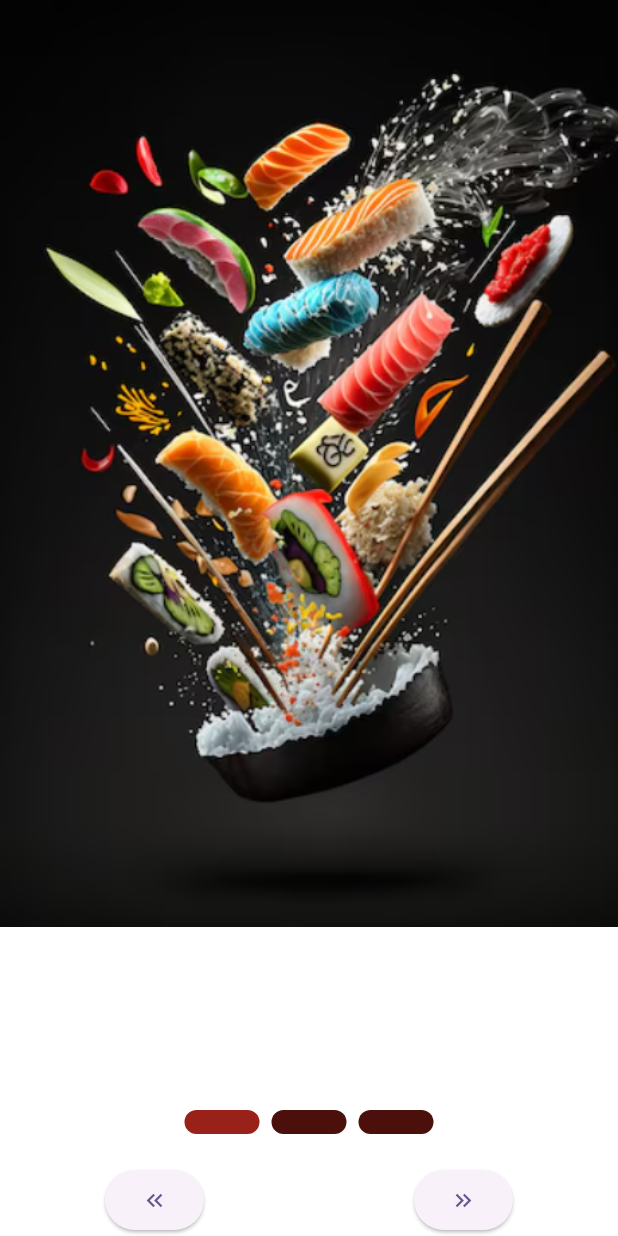
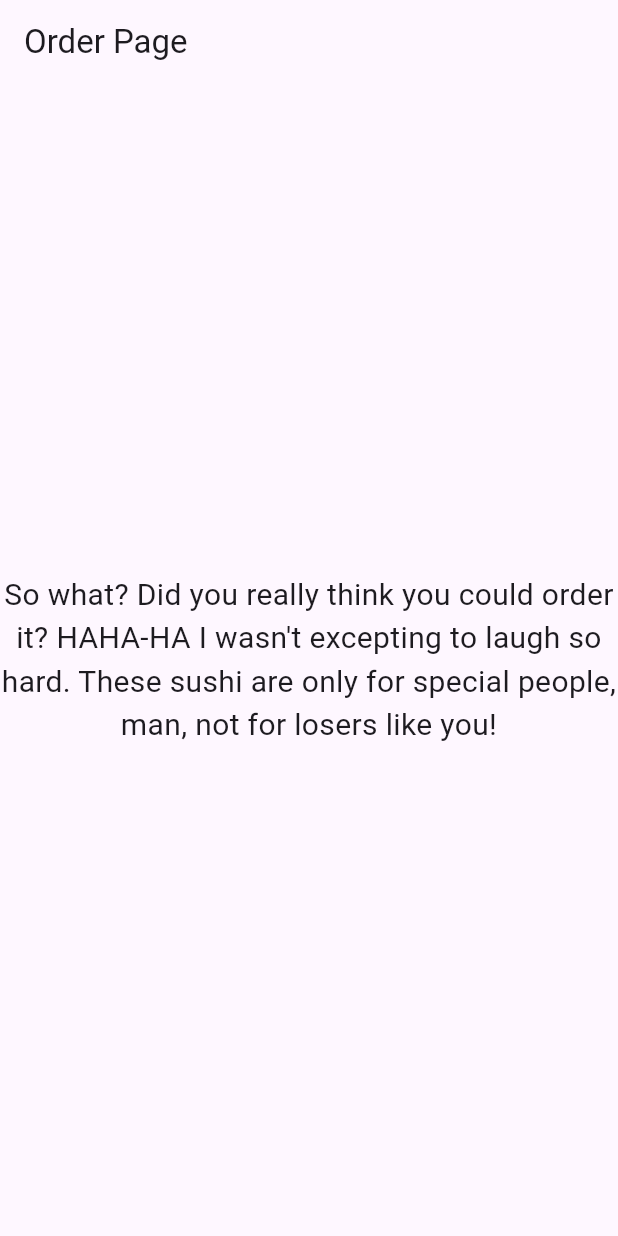
Before and after one commit to sadiqaliyev01/task_onboard_splash, a Flutter app: the screen it shows after launch, after a tap on the "keyboard double arrow left" icon, on a phone screen of 412 x 824 dp. Run offline on Flutter 3.47's test engine with Material 3 defaults, Android fonts, the phone set to English and light mode, and no system bars; drawn by our look-alikes of smooth_page_indicator; our stand-ins replace animate_do, shared_preferences.

Commit message:
Order Page and shared preferences are added

```diff
--- a/lib/app.dart
+++ b/lib/app.dart
@@ -1,8 +1,29 @@
 import 'package:flutter/material.dart';
-import 'package:task_onboard_splash/pages/splash_page.dart';
+import 'package:shared_preferences/shared_preferences.dart';
+import 'package:task_onboard_splash/pages/onboard_page.dart';
+import 'package:task_onboard_splash/pages/order_page.dart';
 
-class MyApp extends StatelessWidget {
+class MyApp extends StatefulWidget {
   const MyApp({super.key});
+
+  @override
+  State<MyApp> createState() => _MyAppState();
+}
+
+class _MyAppState extends State<MyApp> {
+  bool? isOrder;
+
+  void getInstance() async {
+    SharedPreferences prefs = await SharedPreferences.getInstance();
+    isOrder = prefs.getBool("Order");
+    setState(() {});
+  }
+
+  @override
+  void initState(){
+    super.initState();
+    getInstance();
+  }
 
   @override
   Widget build(BuildContext context) {
@@ -12,7 +33,7 @@ class MyApp extends StatelessWidget {
         colorScheme: ColorScheme.fromSeed(seedColor: Colors.deepPurple),
         useMaterial3: true,
       ),
-      home: const SplashPage(),
+      home: isOrder == true ? const OrderPage(): const OnboardPage(),
       debugShowCheckedModeBanner: false,
     );
   }
--- a/lib/pages/onboard_page.dart
+++ b/lib/pages/onboard_page.dart
@@ -1,20 +1,22 @@
 import 'package:animate_do/animate_do.dart';
 import 'package:flutter/material.dart';
+import 'package:shared_preferences/shared_preferences.dart';
 import 'package:smooth_page_indicator/smooth_page_indicator.dart';
 import 'package:task_onboard_splash/constants/colors/color_constants.dart';
 import 'package:task_onboard_splash/constants/onboard_buttons/custom_buttons.dart';
 import 'package:task_onboard_splash/constants/texts/text_and_style/onboard_description_and_style.dart';
 import 'package:task_onboard_splash/constants/texts/text_and_style/onboard_title_and_style.dart';
 import 'package:task_onboard_splash/onboard_model/onboard_model.dart';
+import 'package:task_onboard_splash/pages/order_page.dart';
 
-class HomePage extends StatefulWidget {
-  const HomePage({super.key});
+class OnboardPage extends StatefulWidget {
+  const OnboardPage({super.key});
 
   @override
-  State<HomePage> createState() => _HomePageState();
+  State<OnboardPage> createState() => _OnboardPageState();
 }
 
-class _HomePageState extends State<HomePage> {
+class _OnboardPageState extends State<OnboardPage> {
   late PageController pageController;
   int currentPage = 0;
   List<OnboardModel> onboards = OnboardModel.getOnboardModelItems;
@@ -87,8 +89,17 @@ class _HomePageState extends State<HomePage> {
             ),
             const SizedBox(height: 20),
             CustomButtons(
-              onLeftButtonPressed: () {
-                if (currentPage > 0) {
+              onLeftButtonPressed: () async {
+                SharedPreferences prefs = await SharedPreferences.getInstance();
+                await prefs.setBool('Order', true).then((value) {
+                  Navigator.pushReplacement(context,
+                    MaterialPageRoute(
+                      builder: (context) => const OrderPage(),
+                    ),);
+                });
+
+                    if (currentPage > 0)
+                {
                   pageController.previousPage(
                     duration: const Duration(milliseconds: 500),
                     curve: Curves.easeInOut,
@@ -104,6 +115,14 @@ class _HomePageState extends State<HomePage> {
                   );
                   setState(() {});
                 }
+                else if (currentPage == onboards.length - 1) {
+                  Navigator.pushReplacement(
+                    context,
+                    MaterialPageRoute(
+                      builder: (context) => const OrderPage(),
+                    ),
+                  );
+                }
               },
               isLastPage: currentPage == onboards.length - 1,
             )
--- /dev/null
+++ b/lib/pages/order_page.dart
@@ -0,0 +1,22 @@
+import 'package:flutter/material.dart';
+
+class OrderPage extends StatelessWidget {
+  const OrderPage({super.key});
+
+  @override
+  Widget build(BuildContext context) {
+    return SafeArea(
+        child: Scaffold(
+      appBar: AppBar(
+        title: const Text('Order Page'),
+      ),
+      body: const Center(
+        child: Text(
+          "So what? Did you really think you could order it? HAHA-HA I wasn't excepting to laugh so hard. These sushi are only for special people, man, not for losers like you!",
+          textAlign: TextAlign.center,
+          style: TextStyle(fontSize: 20),
+        ),
+      ),
+    ));
+  }
+}
--- a/lib/pages/splash_page.dart
+++ b/lib/pages/splash_page.dart
@@ -48,7 +48,7 @@ class _SplashPageState extends State<SplashPage> {
       Navigator.pushReplacement(
         context,
         MaterialPageRoute(
-          builder: (context) => const HomePage(),
+          builder: (context) => const OnboardPage(),
         ),
       );
     });
```
